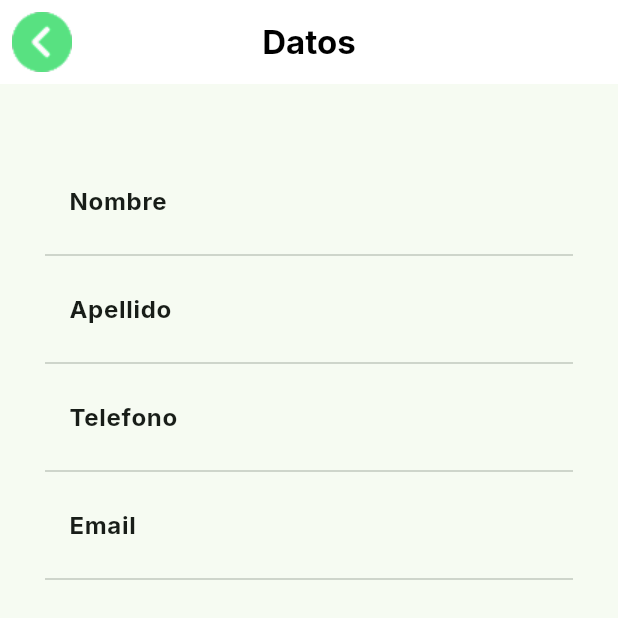
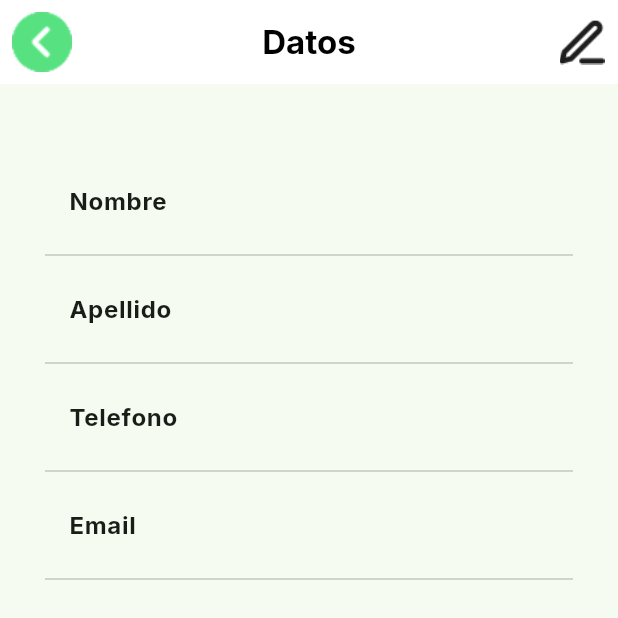
Before and after one commit to jaherrera2004/MiMercado-Frontend-Movil, a Flutter app: the DatosScreen screen opened by its route, on a phone screen of 412 x 824 dp, the top half of it. Run offline on Flutter 3.47's test engine with Material 3 defaults, Android fonts, the phone set to English and light mode, and no system bars; our stand-ins replace google_fonts.

Commit message:
conectando editarPerfil

```diff
--- a/lib/features/cuenta/datosPerfil.dart
+++ b/lib/features/cuenta/datosPerfil.dart
@@ -1,4 +1,5 @@
 import 'package:flutter/material.dart';
+import 'package:google_fonts/google_fonts.dart';
 import 'widgets/camposDatos.dart';
 
 class DatosScreen extends StatelessWidget {
@@ -18,11 +19,19 @@ class DatosScreen extends StatelessWidget {
             height: 40,
           ),
         ),
-        title: const Text(
+        title: Text(
           "Datos",
-          style: TextStyle(fontWeight: FontWeight.bold, color: Colors.black),
+          style: GoogleFonts.inter(fontWeight: FontWeight.bold, color: Colors.black),
         ),
         centerTitle: true,
+        actions: [
+          IconButton(
+            icon: Image.asset('lib/resources/editData.png', width: 30, height: 30),
+            onPressed: () {
+              Navigator.pushNamed(context, '/editar-perfil');
+            },
+          ),
+        ],
       ),
       body: Padding(
         padding: const EdgeInsets.symmetric(horizontal: 30.0),
```
Also changed, not shown: lib/features/cuenta/editarPerfil.dart (+11 -8 lines).
